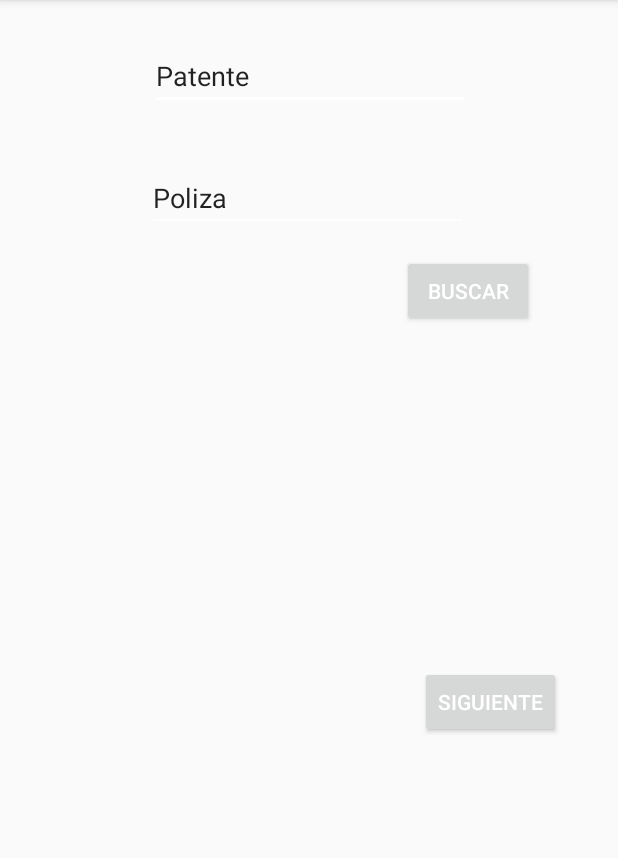
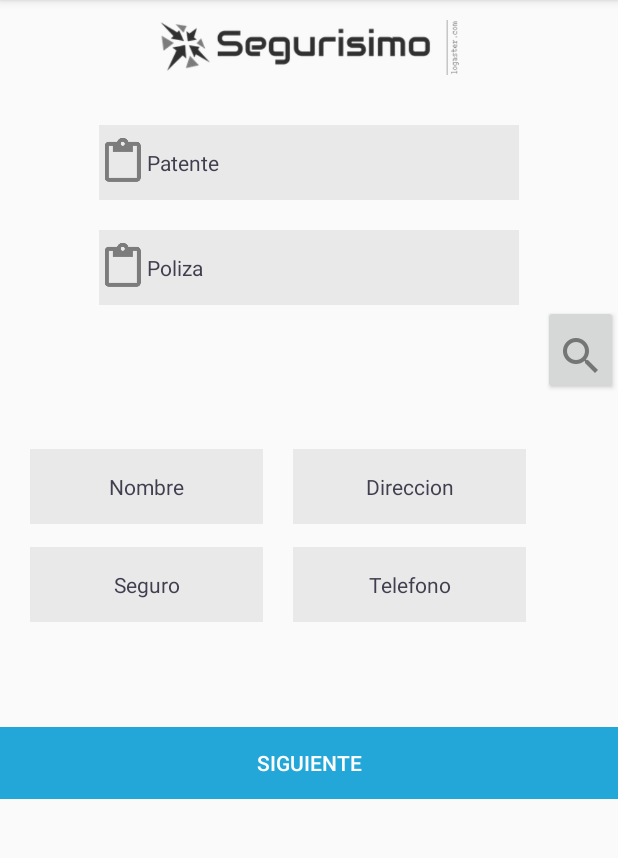
Before and after one commit to gonzajet/segurisimo, an Android app: the NewSinisterActivity screen opened directly, with no data from a screen before it, on a phone screen of 412 x 824 dp, the part 84-942 px from its top. Run offline under Robolectric (Android 15) with nearby library versions, the phone set to English and light mode, and no system bars.

Commit message:
subiendo vista de incid

```diff
--- a/app/src/main/res/layout/activity_home.xml
+++ b/app/src/main/res/layout/activity_home.xml
@@ -43,7 +43,7 @@
 
         <LinearLayout
             android:layout_width="match_parent"
-            android:layout_height="match_parent"
+            android:layout_height="wrap_content"
             android:orientation="vertical"
             android:padding="10dp"
             android:background="#fcfcfc"
--- a/app/src/main/res/layout/activity_new_sinister.xml
+++ b/app/src/main/res/layout/activity_new_sinister.xml
@@ -6,57 +6,171 @@
     android:layout_height="match_parent"
     tools:context=".NewSinisterActivity">
 
-    <Button
-        android:id="@+id/buttonSiguiente"
-        android:layout_width="wrap_content"
-        android:layout_height="wrap_content"
-        android:layout_marginStart="280dp"
-        android:layout_marginTop="444dp"
-        android:text="Siguiente"
-        app:layout_constraintStart_toStartOf="parent"
-        app:layout_constraintTop_toTopOf="parent" />
+    <android.support.v7.widget.LinearLayoutCompat
+        android:layout_width="match_parent"
+        android:layout_height="match_parent"
+        android:orientation="vertical"
+        >
 
-    <EditText
-        android:id="@+id/editPatente"
-        android:layout_width="wrap_content"
-        android:layout_height="wrap_content"
-        android:layout_marginEnd="8dp"
-        android:layout_marginStart="8dp"
-        android:layout_marginTop="28dp"
-        android:ems="10"
-        android:inputType="textPersonName"
-        android:text="Patente"
-        app:layout_constraintEnd_toEndOf="parent"
-        app:layout_constraintHorizontal_bias="0.503"
-        app:layout_constraintStart_toStartOf="parent"
-        app:layout_constraintTop_toTopOf="parent" />
+        <android.support.v7.widget.AppCompatImageView
+            android:id="@+id/imageView"
+            android:layout_width="200dp"
+            android:layout_height="wrap_content"
+            android:layout_gravity="center_horizontal"
 
-    <EditText
-        android:id="@+id/editPoliza"
-        android:layout_width="214dp"
-        android:layout_height="wrap_content"
-        android:layout_marginEnd="8dp"
-        android:layout_marginStart="16dp"
-        android:layout_marginTop="36dp"
-        android:ems="10"
-        android:inputType="textPersonName"
-        android:text="Poliza"
-        app:layout_constraintEnd_toEndOf="parent"
-        app:layout_constraintHorizontal_bias="0.472"
-        app:layout_constraintStart_toStartOf="parent"
-        app:layout_constraintTop_toBottomOf="@+id/editPatente" />
+            app:srcCompat="@drawable/principal4" />
 
-    <Button
-        android:id="@+id/buttonBuscar"
-        android:layout_width="wrap_content"
-        android:layout_height="wrap_content"
-        android:layout_marginBottom="136dp"
-        android:layout_marginStart="268dp"
-        android:layout_marginTop="8dp"
-        android:text="Buscar"
-        app:layout_constraintBottom_toTopOf="@+id/buttonSiguiente"
-        app:layout_constraintStart_toStartOf="parent"
-        app:layout_constraintTop_toTopOf="parent"
-        app:layout_constraintVertical_bias="0.642" />
+        <android.support.design.widget.TextInputLayout
+            android:id="@+id/textInputLayoutPatente"
+            android:layout_width="280dp"
+            android:layout_height="wrap_content"
+            android:layout_gravity="center"
+            android:layout_marginTop="20dp"
+            android:textColorHint="@color/colorBackground"
+            app:errorTextAppearance="@style/error_appearance"
+            app:hintEnabled="false">
+
+            <android.support.design.widget.TextInputEditText
+                android:id="@+id/textInputEditTextPatente"
+                android:layout_width="280dp"
+                android:layout_height="50dp"
+                android:background="#11000000"
+                android:drawableStart="@drawable/ic_action_add_caso"
+                android:hint="Patente"
+                android:maxLines="1"
+                android:textColorHint="@color/colorBackground"
+                android:textSize="14sp" />
+
+        </android.support.design.widget.TextInputLayout>
+
+        <android.support.design.widget.TextInputLayout
+            android:id="@+id/textInputLayoutPoliza"
+            android:layout_width="280dp"
+            android:layout_height="wrap_content"
+            android:layout_gravity="center"
+            android:layout_marginTop="20dp"
+            android:textColorHint="@color/colorBackground"
+            app:errorTextAppearance="@style/error_appearance"
+            app:hintEnabled="false">
+
+            <android.support.design.widget.TextInputEditText
+                android:id="@+id/textInputEditTextPoliza"
+                android:layout_width="280dp"
+                android:layout_height="50dp"
+                android:background="#11000000"
+                android:drawableStart="@drawable/ic_action_add_caso"
+                android:hint="Poliza"
+                android:maxLines="1"
+                android:textColorHint="@color/colorBackground"
+                android:textSize="14sp" />
+
+        </android.support.design.widget.TextInputLayout>
+
+        <android.support.v7.widget.AppCompatButton
+            android:id="@+id/appCompatButtonBusqueda"
+            android:layout_width="50dp"
+            android:layout_height="60dp"
+            android:layout_gravity="right"
+            android:drawableBottom="@drawable/ic_action_search"/>
+
+
+        <android.support.v4.widget.NestedScrollView
+            android:id="@+id/textInputLayoutBody"
+            android:layout_width="match_parent"
+            android:layout_height="match_parent"
+            android:textColorHint="@color/colorBackground"
+            app:errorTextAppearance="@style/error_appearance"
+            app:hintEnabled="false">
+
+
+            <LinearLayout
+                android:layout_width="match_parent"
+                android:layout_height="wrap_content"
+                android:layout_marginTop="15dp"
+                android:clipToPadding="false"
+                android:orientation="vertical">
+
+                <LinearLayout
+                    android:layout_width="match_parent"
+                    android:layout_height="wrap_content"
+                    android:layout_gravity="center"
+                    android:layout_marginTop="15dp"
+                    android:clipToPadding="false"
+                    android:orientation="horizontal">
+
+                    <android.support.design.widget.TextInputEditText
+                        android:id="@+id/textInputEditTextNombre"
+                        android:layout_width="155dp"
+                        android:layout_height="50dp"
+                        android:layout_marginStart="20dp"
+                        android:layout_marginTop="5dp"
+                        android:background="#11000000"
+                        android:hint="Nombre"
+                        android:textAlignment="center"
+                        android:textColorHint="@color/colorBackground"
+                        android:textSize="14sp" />
+
+                    <android.support.design.widget.TextInputEditText
+                        android:id="@+id/textInputEditTextDireccion"
+                        android:layout_width="155dp"
+                        android:layout_height="50dp"
+                        android:layout_marginStart="20dp"
+                        android:layout_marginTop="5dp"
+                        android:background="#11000000"
+                        android:hint="Direccion"
+                        android:textAlignment="center"
+                        android:textColorHint="@color/colorBackground"
+                        android:textSize="14sp" />
+                </LinearLayout>
+
+                <LinearLayout
+                    android:layout_width="match_parent"
+                    android:layout_height="wrap_content"
+                    android:layout_marginTop="10dp"
+                    android:orientation="horizontal">
+
+                    <android.support.design.widget.TextInputEditText
+                        android:id="@+id/textInputEditTextSeguro"
+                        android:layout_width="155dp"
+                        android:layout_height="50dp"
+                        android:layout_marginTop="5dp"
+                        android:layout_marginStart="20dp"
+                        android:background="#11000000"
+                        android:hint="Seguro"
+                        android:textAlignment="center"
+                        android:textColorHint="@color/colorBackground"
+                        android:textSize="14sp" />
+
+                    <android.support.design.widget.TextInputEditText
+                        android:id="@+id/textInputEditTextTelefono"
+                        android:layout_width="155dp"
+                        android:layout_height="50dp"
+                        android:layout_marginTop="5dp"
+                        android:layout_marginStart="20dp"
+                        android:background="#11000000"
+                        android:hint="Telefono"
+                        android:textAlignment="center"
+                        android:textColorHint="@color/colorBackground"
+                        android:textSize="14sp" />
+                </LinearLayout>
+
+                <android.support.v7.widget.AppCompatButton
+                    android:id="@+id/appCompatButtonLogin"
+                    style="@style/Widget.AppCompat.Button.Borderless"
+                    android:layout_width="match_parent"
+                    android:layout_height="wrap_content"
+                    android:layout_marginTop="70dp"
+                    android:background="@color/colorPrimaryDark"
+                    android:text="Siguiente" />
+
+            </LinearLayout>
+
+
+
+
+
+        </android.support.v4.widget.NestedScrollView>
+
+    </android.support.v7.widget.LinearLayoutCompat>
 
 </android.support.constraint.ConstraintLayout>
```
Also changed, not shown: app/src/main/res/drawable-hdpi/ic_action_search.png (added), app/src/main/res/drawable-mdpi/ic_action_search.png (added), app/src/main/res/drawable-xhdpi/ic_action_search.png (added), app/src/main/res/drawable-xxhdpi/ic_action_search.png (added).
